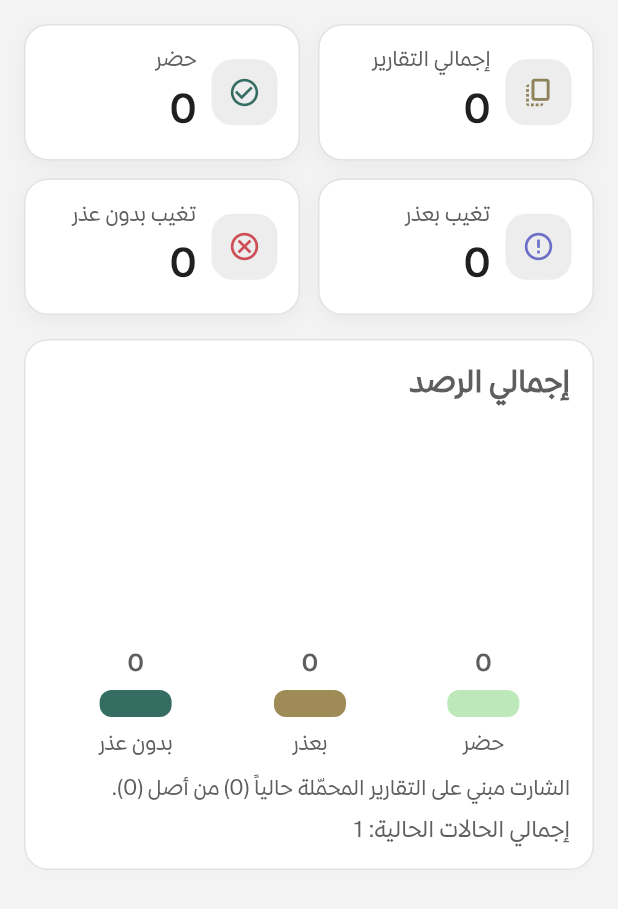
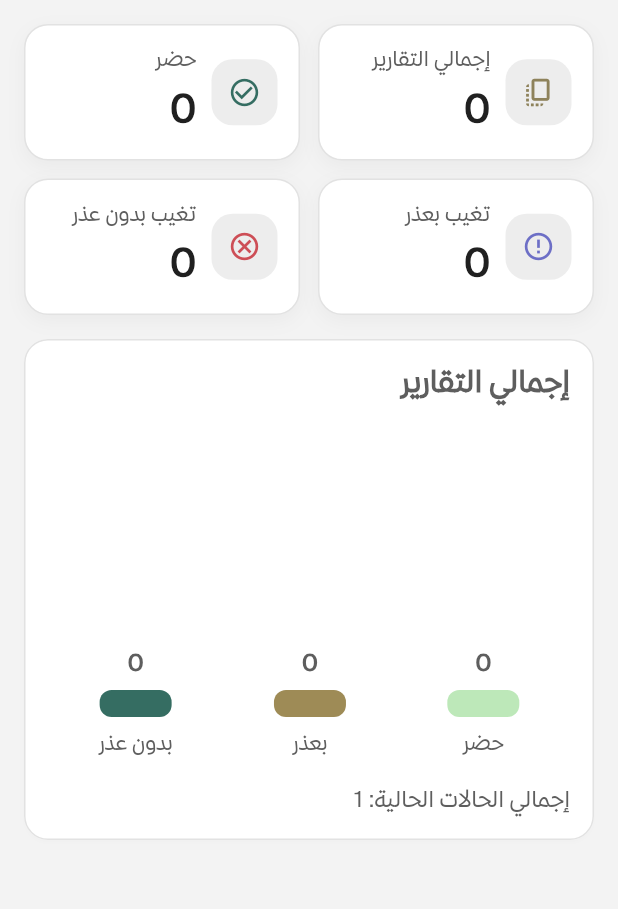
Before and after one commit to MostafaGamal84/agial-App, a Flutter app: the _DashboardView widget shown alone on an empty page, opened directly with empty values, on a phone screen of 412 x 824 dp. Shown: the top 909 px of the screen. Run offline on Flutter 3.47's test engine with Material 3 defaults, Android fonts, the phone set to English and light mode, and no system bars; our stand-ins replace flutter_secure_storage; accounts and stored records are empty.

Commit message:
لابل

```diff
--- a/lib/screens/reports_screen.dart
+++ b/lib/screens/reports_screen.dart
@@ -248,14 +248,14 @@ class _DashboardView extends StatelessWidget {
               child: Column(
                 crossAxisAlignment: CrossAxisAlignment.start,
                 children: [
-                  const Text('إجمالي الرصد', style: TextStyle(fontWeight: FontWeight.w700, fontSize: 20)),
+                  const Text('إجمالي التقارير', style: TextStyle(fontWeight: FontWeight.w700, fontSize: 20)),
                   const SizedBox(height: 16),
                   _AttendanceBarChart(attended: attended, excused: excused, unexcused: unexcused),
                   const SizedBox(height: 10),
-                  Text(
-                    'الشارت مبني على التقارير المحمّلة حالياً (${reports.length}) من أصل ($totalCount).',
-                    style: Theme.of(context).textTheme.bodySmall,
-                  ),
+                  // Text(
+                  //   'الشارت مبني على التقارير المحمّلة حالياً (${reports.length}) من أصل ($totalCount).',
+                  //   style: Theme.of(context).textTheme.bodySmall,
+                  // ),
                   const SizedBox(height: 8),
                   Text('إجمالي الحالات الحالية: $loadedTotal', style: Theme.of(context).textTheme.labelMedium),
                 ],
```
